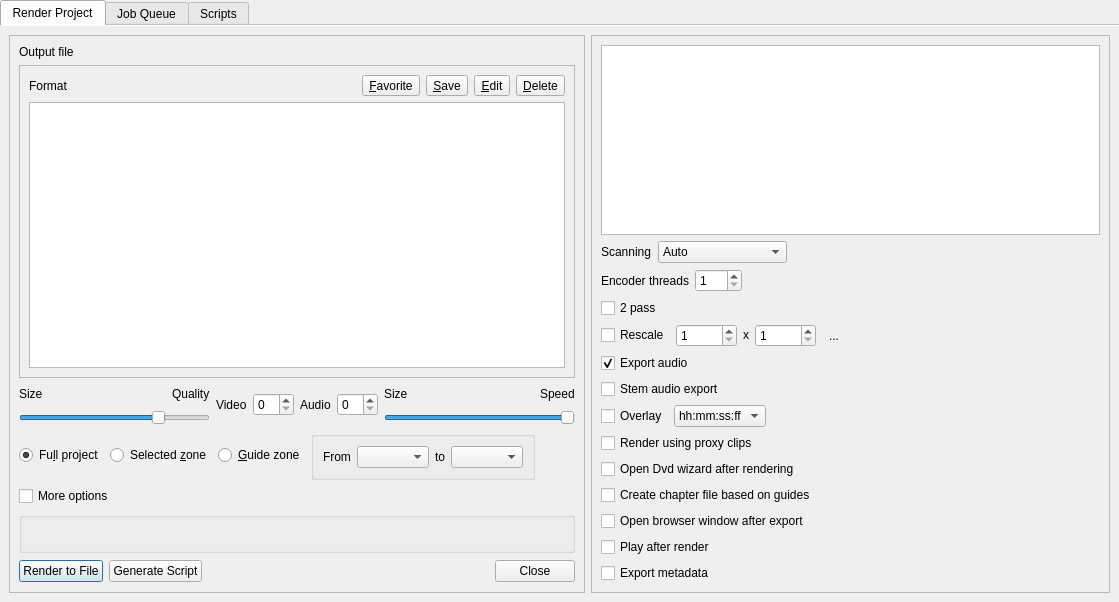
KDE/kdenlive, file src/ui/renderwidget_ui.ui: the form before one commit.
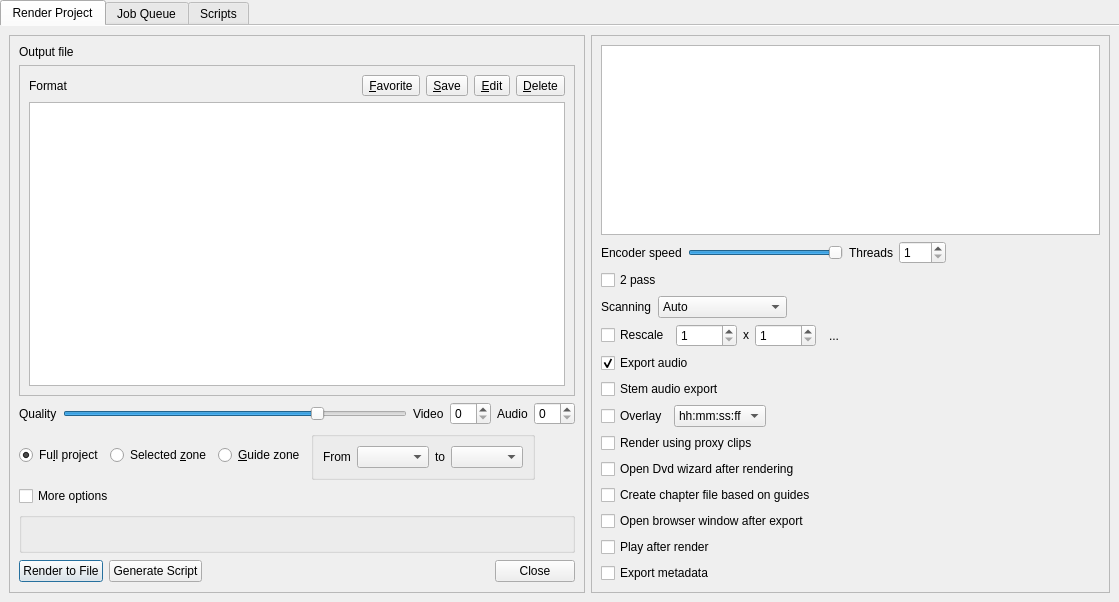
The form after the commit. Custom widgets are drawn as their Qt base class.

Commit message:
Make quality/speed sliders less confusing (?)
+expand profiles categories & set default sliders values

Diff of the .ui file:
```diff
--- a/src/ui/renderwidget_ui.ui
+++ b/src/ui/renderwidget_ui.ui
@@ -151,57 +151,36 @@
           <item>
            <layout class="QHBoxLayout" name="sizeGroup">
             <item>
-             <layout class="QGridLayout" name="qualityGroup">
-              <item row="2" column="0" colspan="3">
-               <widget class="QSlider" name="quality">
-                <property name="sizePolicy">
-                 <sizepolicy hsizetype="MinimumExpanding" vsizetype="Fixed">
-                  <horstretch>0</horstretch>
-                  <verstretch>0</verstretch>
-                 </sizepolicy>
-                </property>
-                <property name="minimum">
-                 <number>0</number>
-                </property>
-                <property name="maximum">
-                 <number>4</number>
-                </property>
-                <property name="value">
-                 <number>3</number>
-                </property>
-                <property name="orientation">
-                 <enum>Qt::Horizontal</enum>
-                </property>
-               </widget>
-              </item>
-              <item row="0" column="0">
-               <widget class="QLabel" name="qualitySizeLabel">
-                <property name="text">
-                 <string>Size</string>
-                </property>
-               </widget>
-              </item>
-              <item row="0" column="2">
-               <widget class="QLabel" name="qualityLabel">
-                <property name="text">
-                 <string>Quality</string>
-                </property>
-               </widget>
-              </item>
-              <item row="0" column="1">
-               <spacer name="qualitySpace">
-                <property name="orientation">
-                 <enum>Qt::Horizontal</enum>
-                </property>
-                <property name="sizeHint" stdset="0">
-                 <size>
-                  <width>40</width>
-                  <height>20</height>
-                 </size>
-                </property>
-               </spacer>
-              </item>
-             </layout>
+             <widget class="QLabel" name="qualityLabel">
+              <property name="text">
+               <string>Quality</string>
+              </property>
+             </widget>
+            </item>
+            <item>
+             <widget class="QSlider" name="quality">
+              <property name="sizePolicy">
+               <sizepolicy hsizetype="MinimumExpanding" vsizetype="Fixed">
+                <horstretch>0</horstretch>
+                <verstretch>0</verstretch>
+               </sizepolicy>
+              </property>
+              <property name="toolTip">
+               <string>Compromise file size versus quality</string>
+              </property>
+              <property name="minimum">
+               <number>0</number>
+              </property>
+              <property name="maximum">
+               <number>4</number>
+              </property>
+              <property name="value">
+               <number>3</number>
+              </property>
+              <property name="orientation">
+               <enum>Qt::Horizontal</enum>
+              </property>
+             </widget>
             </item>
             <item>
              <widget class="QLabel" name="videoLabel">
@@ -211,7 +190,11 @@
              </widget>
             </item>
             <item>
-             <widget class="QSpinBox" name="video"/>
+             <widget class="QSpinBox" name="video">
+              <property name="toolTip">
+               <string>Video quality parameter (depends on codec)</string>
+              </property>
+             </widget>
             </item>
             <item>
              <widget class="QLabel" name="audioLabel">
@@ -221,60 +204,11 @@
              </widget>
             </item>
             <item>
-             <widget class="QSpinBox" name="audio"/>
-            </item>
-            <item>
-             <layout class="QGridLayout" name="speedGroup">
-              <item row="0" column="0">
-               <widget class="QLabel" name="speedSizeLabel">
-                <property name="text">
-                 <string>Size</string>
-                </property>
-               </widget>
-              </item>
-              <item row="0" column="1">
-               <spacer name="speedSpace">
-                <property name="orientation">
-                 <enum>Qt::Horizontal</enum>
-                </property>
-                <property name="sizeHint" stdset="0">
-                 <size>
-                  <width>40</width>
-                  <height>20</height>
-                 </size>
-                </property>
-               </spacer>
-              </item>
-              <item row="0" column="2">
-               <widget class="QLabel" name="speedLabel">
-                <property name="text">
-                 <string>Speed</string>
-                </property>
-               </widget>
-              </item>
-              <item row="1" column="0" colspan="3">
-               <widget class="QSlider" name="speed">
-                <property name="sizePolicy">
-                 <sizepolicy hsizetype="MinimumExpanding" vsizetype="Fixed">
-                  <horstretch>0</horstretch>
-                  <verstretch>0</verstretch>
-                 </sizepolicy>
-                </property>
-                <property name="maximum">
-                 <number>1</number>
-                </property>
-                <property name="pageStep">
-                 <number>2</number>
-                </property>
-                <property name="value">
-                 <number>1</number>
-                </property>
-                <property name="orientation">
-                 <enum>Qt::Horizontal</enum>
-                </property>
-               </widget>
-              </item>
-             </layout>
+             <widget class="QSpinBox" name="audio">
+              <property name="toolTip">
+               <string>Audio quality parameter or bitrate</string>
+              </property>
+             </widget>
             </item>
            </layout>
           </item>
@@ -467,6 +401,88 @@
             </property>
            </widget>
           </item>
+          <item>
+           <layout class="QHBoxLayout" name="threadGroup">
+            <item>
+             <widget class="QLabel" name="speedLabel">
+              <property name="toolTip">
+               <string>For a given quality, tune the compromise between encoding time and output file size (faster encoding ends with larger file)</string>
+              </property>
+              <property name="text">
+               <string>Encoder speed</string>
+              </property>
+             </widget>
+            </item>
+            <item>
+             <widget class="QSlider" name="speed">
+              <property name="sizePolicy">
+               <sizepolicy hsizetype="MinimumExpanding" vsizetype="Fixed">
+                <horstretch>0</horstretch>
+                <verstretch>0</verstretch>
+               </sizepolicy>
+              </property>
+              <property name="toolTip">
+               <string>For a given quality, tune the compromise between encoding time and output file size (faster encoding ends with larger file)</string>
+              </property>
+              <property name="maximum">
+               <number>1</number>
+              </property>
+              <property name="pageStep">
+               <number>2</number>
+              </property>
+              <property name="value">
+               <number>1</number>
+              </property>
+              <property name="orientation">
+               <enum>Qt::Horizontal</enum>
+              </property>
+             </widget>
+            </item>
+            <item>
+             <widget class="QLabel" name="threadsLabel">
+              <property name="text">
+               <string>Threads</string>
+              </property>
+             </widget>
+            </item>
+            <item>
+             <widget class="QSpinBox" name="encoder_threads">
+              <property name="sizePolicy">
+               <sizepolicy hsizetype="Fixed" vsizetype="Fixed">
+                <horstretch>0</horstretch>
+                <verstretch>0</verstretch>
+               </sizepolicy>
+              </property>
+              <property name="minimum">
+               <number>1</number>
+              </property>
+              <property name="maximum">
+               <number>999</number>
+              </property>
+             </widget>
+            </item>
+            <item>
+             <spacer name="threadSpace">
+              <property name="orientation">
+               <enum>Qt::Horizontal</enum>
+              </property>
+              <property name="sizeHint" stdset="0">
+               <size>
+                <width>40</width>
+                <height>20</height>
+               </size>
+              </property>
+             </spacer>
+            </item>
+           </layout>
+          </item>
+          <item>
+           <widget class="QCheckBox" name="checkTwoPass">
+            <property name="text">
+             <string>2 pass</string>
+            </property>
+           </widget>
+          </item>
           <item>
            <layout class="QHBoxLayout" name="scanGroup">
             <item>
@@ -516,53 +532,6 @@
             </item>
            </layout>
           </item>
-          <item>
-           <layout class="QHBoxLayout" name="threadGroup">
-            <item>
-             <widget class="QLabel" name="threadsLabel">
-              <property name="text">
-               <string>Encoder threads</string>
-              </property>
-             </widget>
-            </item>
-            <item>
-             <widget class="QSpinBox" name="encoder_threads">
-              <property name="sizePolicy">
-               <sizepolicy hsizetype="Fixed" vsizetype="Fixed">
-                <horstretch>0</horstretch>
-                <verstretch>0</verstretch>
-               </sizepolicy>
-              </property>
-              <property name="minimum">
-               <number>1</number>
-              </property>
-              <property name="maximum">
-               <number>999</number>
-              </property>
-             </widget>
-            </item>
-            <item>
-             <spacer name="threadSpace">
-              <property name="orientation">
-               <enum>Qt::Horizontal</enum>
-              </property>
-              <property name="sizeHint" stdset="0">
-               <size>
-                <width>40</width>
-                <height>20</height>
-               </size>
-              </property>
-             </spacer>
-            </item>
-           </layout>
-          </item>
-          <item>
-           <widget class="QCheckBox" name="checkTwoPass">
-            <property name="text">
-             <string>2 pass</string>
-            </property>
-           </widget>
-          </item>
           <item>
            <layout class="QHBoxLayout" name="rescale_group">
             <item>
```
The commit also changes 2 other files.
